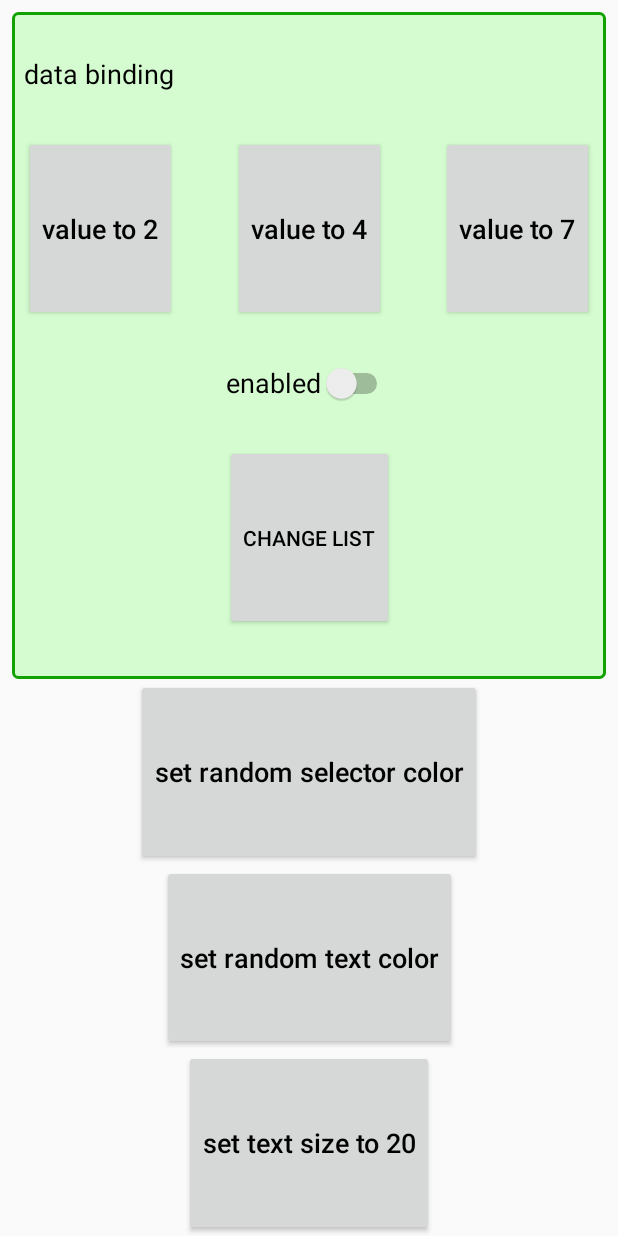
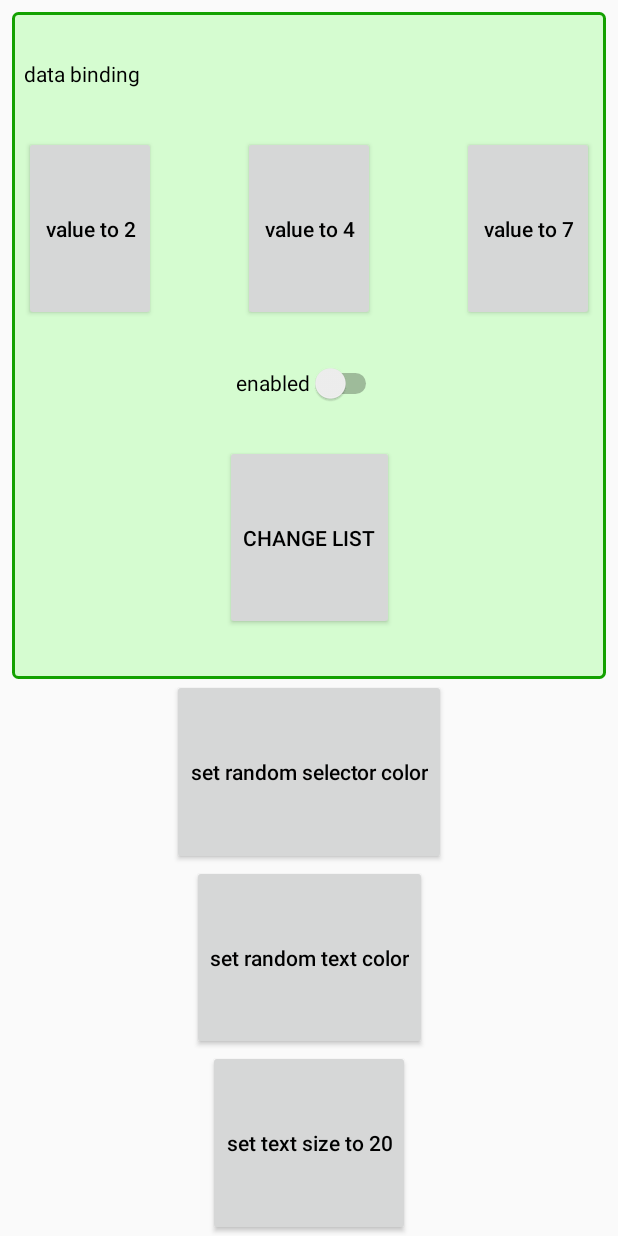
Before and after one commit to tomeeeS/ScrollPickerDemo, an Android app: the layout view_pager_page_1.xml on its own in the app's theme, with its tools: preview values and no code run, on a phone screen of 412 x 824 dp. Run offline under Robolectric (Android 15) with nearby library versions, the phone set to English and light mode, and no system bars.

Commit message:
added image

```diff
--- a/app/src/main/java/com/github/tomeees/scrollpickerdemo/ScrollPickerDemoAdapter.kt
+++ b/app/src/main/java/com/github/tomeees/scrollpickerdemo/ScrollPickerDemoAdapter.kt
@@ -59,7 +59,7 @@ class ScrollPickerDemoAdapter( val context: Context, val scrollPicker: ScrollPic
             shownItemCount4.setOnClickListener { _ -> scrollPicker.setShownItemCount( 7 ) }
 
             selectedItemTextColor.setOnClickListener { _ -> scrollPicker.setSelectedTextColor(getRandomColor()) }
-            setSelectedTextSize.setOnClickListener { _ -> scrollPicker.setSelectedTextSize(30f) }
+            setSelectedTextSize.setOnClickListener { _ -> scrollPicker.setSelectedTextSize(24f) }
         }
     }
 
@@ -71,7 +71,7 @@ class ScrollPickerDemoAdapter( val context: Context, val scrollPicker: ScrollPic
             setViewModel(mainFragmentViewModel)
             selectorColor.setOnClickListener { _ -> scrollPicker.setSelectorColor(getRandomColor()) }
             textColor.setOnClickListener { _ -> scrollPicker.setTextColor(getRandomColor()) }
-            setTextSize.setOnClickListener { _ -> scrollPicker.setTextSize(24f) }
+            setTextSize.setOnClickListener { _ -> scrollPicker.setTextSize(20f) }
         }
     }
 
--- a/app/src/main/res/layout/fragment_main.xml
+++ b/app/src/main/res/layout/fragment_main.xml
@@ -28,7 +28,7 @@
             android:background="@color/pickerBackground"
             app:layout_constraintEnd_toEndOf="parent"
             app:layout_constraintHeight_default="percent"
-            app:layout_constraintHeight_percent=".43"
+            app:layout_constraintHeight_percent=".4"
             app:layout_constraintHorizontal_bias="0.5"
             app:layout_constraintStart_toStartOf="parent"
             app:layout_constraintTop_toTopOf="parent"
@@ -36,7 +36,6 @@
             app:selectorColor="@color/selectorColor"
             app:value="@={ viewModel.pickerValue }"
             app:isEnabled="@{ viewModel.isEnabled }"
-            app:isTextBold="true"
             app:shownItemCount="5"
             />
 
@@ -74,7 +73,7 @@
             app:layout_constraintBottom_toBottomOf="parent"
             app:layout_constraintEnd_toEndOf="parent"
             app:layout_constraintHeight_default="percent"
-            app:layout_constraintHeight_percent="0.5"
+            app:layout_constraintHeight_percent="0.53"
             app:layout_constraintStart_toStartOf="parent"
             app:layout_constraintTop_toBottomOf="@+id/textView"
             >
--- a/app/src/main/res/values/dimens.xml
+++ b/app/src/main/res/values/dimens.xml
@@ -10,7 +10,7 @@
     <dimen name="navigation_drawer_header_height">192dp</dimen>
     <dimen name="navigation_drawer_header_padding">16dp</dimen>
     <dimen name="navigation_drawer_image_width">100dp</dimen>
-    <dimen name="text_size">18sp</dimen>
+    <dimen name="text_size">14sp</dimen>
     <dimen name="heightPercentButtonInPager">.15</dimen>
     <dimen name="heightPercentTextView">.07</dimen>
     <dimen name="heightPercentTextViewInPager">.1</dimen>
--- a/gradle.properties
+++ b/gradle.properties
@@ -12,7 +12,7 @@ org.gradle.jvmargs=-Xmx1536m
 # http://www.gradle.org/docs/current/userguide/multi_project_builds.html#sec:decoupled_projects
 # org.gradle.parallel=true
 
-VERSION_NAME=1.0.1
+VERSION_NAME=1.2.0
 VERSION_CODE=1
 
 POM_DESCRIPTION=Customizable and data-bindable NumberPicker-like UI element for android.
```
Also changed, not shown: app/src/main/res/drawable/custom_bg.png, 3 other files.
